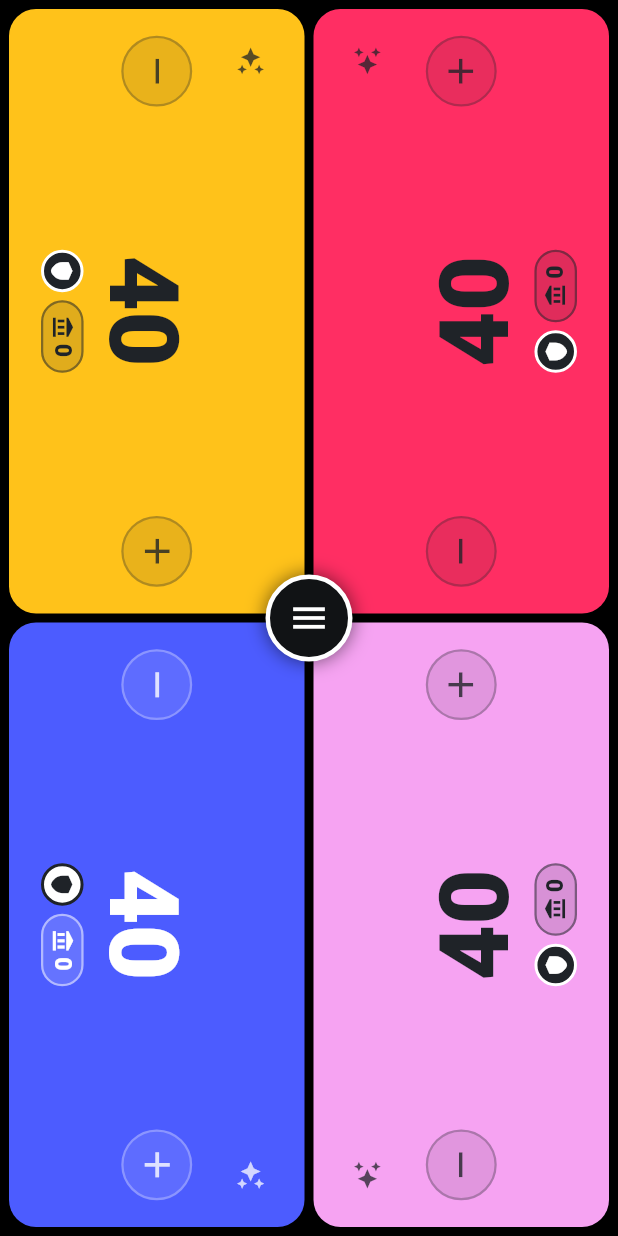
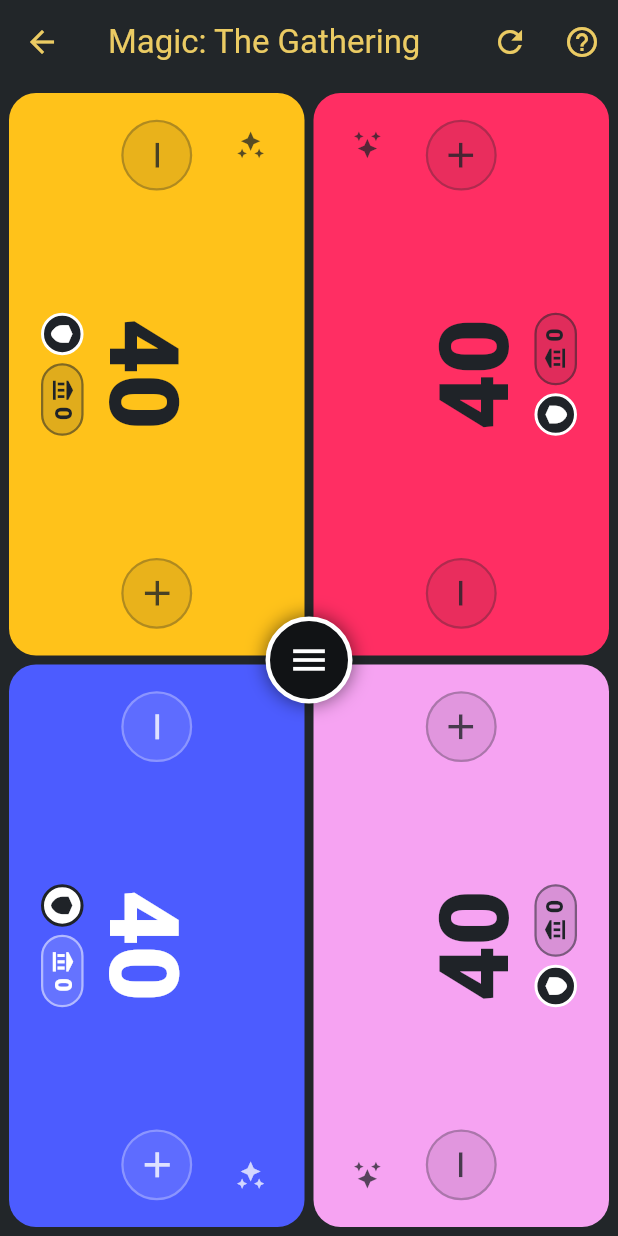
Before and after one commit to PrinzWillyM/countr-appclient, a Flutter app: the MagicTheGatheringGame screen opened directly, on a phone screen of 412 x 824 dp. Run offline on Flutter 3.47's test engine with Material 3 defaults, Android fonts, the phone set to English and light mode, and no system bars; our stand-ins replace cached_network_image, clock, confetti, device_preview, shared_preferences; accounts and stored records are empty.

Commit message:
Align MTG screen with the other modules
- Standard app bar (title, restart, help) and the common grey background
- Center menu now only holds high roll, dice and settings
- Help text no longer lists restart as a menu entry

Co-Authored-By: Claude Opus 5.5 <noreply@anthropic.com>

```diff
--- a/lib/games/magic_the_gathering.dart
+++ b/lib/games/magic_the_gathering.dart
@@ -25,6 +25,7 @@ class MagicTheGatheringGame extends StatefulWidget {
 class _MagicTheGatheringGameState extends State<MagicTheGatheringGame> {
   static const String gameId = 'game_title_mtg';
   static const Duration _rollAnimation = Duration(seconds: 1);
+  static const Color _bgColor = Color(0xFF222629); // wie in allen anderen Modulen
 
   Color get accent => widget.themeColor ?? const Color(0xFFEBCB63);
 
@@ -402,9 +403,6 @@ class _MagicTheGatheringGameState extends State<MagicTheGatheringGame> {
               showMtgDiceDialog(context, accent);
             }),
         MtgMenuItem(key: 'settings', icon: Icons.settings, label: mtgT('settings'), color: kMtgPlayerColors[4], onTap: _openSettings),
-        MtgMenuItem(key: 'restart', icon: Icons.refresh, label: mtgT('restart'), color: kMtgPlayerColors[0], onTap: _restart),
-        MtgMenuItem(key: 'help', icon: Icons.help_outline, label: mtgT('help'), color: kMtgPlayerColors[3], onTap: _showHelp),
-        MtgMenuItem(key: 'exit', icon: Icons.logout, label: mtgT('exit'), color: Colors.white, onTap: () => Navigator.of(context).maybePop()),
       ];
 
   Widget _buildTile(int index) {
@@ -443,7 +441,7 @@ class _MagicTheGatheringGameState extends State<MagicTheGatheringGame> {
 
   @override
   Widget build(BuildContext context) {
-    if (!_ready) return const Scaffold(backgroundColor: Colors.black);
+    if (!_ready) return const Scaffold(backgroundColor: _bgColor);
     return PopScope(
       // Zurück-Geste schliesst zuerst das Menü bzw. bricht "Wer beginnt?" ab
       canPop: !_menuOpen && _rollPhase.isEmpty,
@@ -458,8 +456,21 @@ class _MagicTheGatheringGameState extends State<MagicTheGatheringGame> {
       child: AnnotatedRegion<SystemUiOverlayStyle>(
         value: SystemUiOverlayStyle.light,
         child: Scaffold(
-          backgroundColor: Colors.black,
+          backgroundColor: _bgColor,
+          // Gleiche App-Bar wie in den anderen Modulen
+          appBar: AppBar(
+            // Schrumpft auf schmalen Handys statt abgeschnitten zu werden
+            title: const FittedBox(fit: BoxFit.scaleDown, child: Text('Magic: The Gathering')),
+            backgroundColor: Colors.transparent,
+            elevation: 0,
+            foregroundColor: accent,
+            actions: [
+              IconButton(key: const ValueKey('mtg_restart'), icon: const Icon(Icons.refresh), onPressed: _restart),
+              IconButton(key: const ValueKey('mtg_help'), icon: const Icon(Icons.help_outline), onPressed: _showHelp),
+            ],
+          ),
           body: SafeArea(
+            top: false,
             child: LayoutBuilder(builder: (context, box) {
               const pad = 6.0, gap = 6.0;
               // Menü-Knopf auf der Kachelgrenze nahe der Mitte (nie mitten auf einer Lebensanzeige)
```
Also changed, not shown: lib/games/mtg/mtg_i18n_extra.dart (+18 -18 lines), 1 other file.
